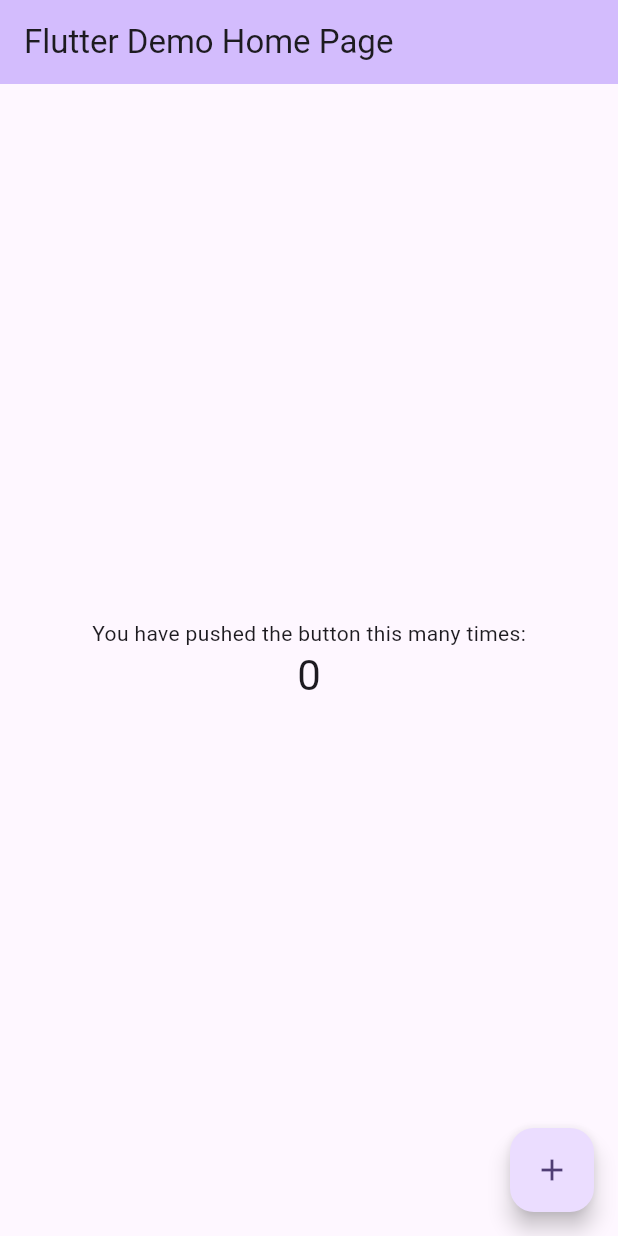
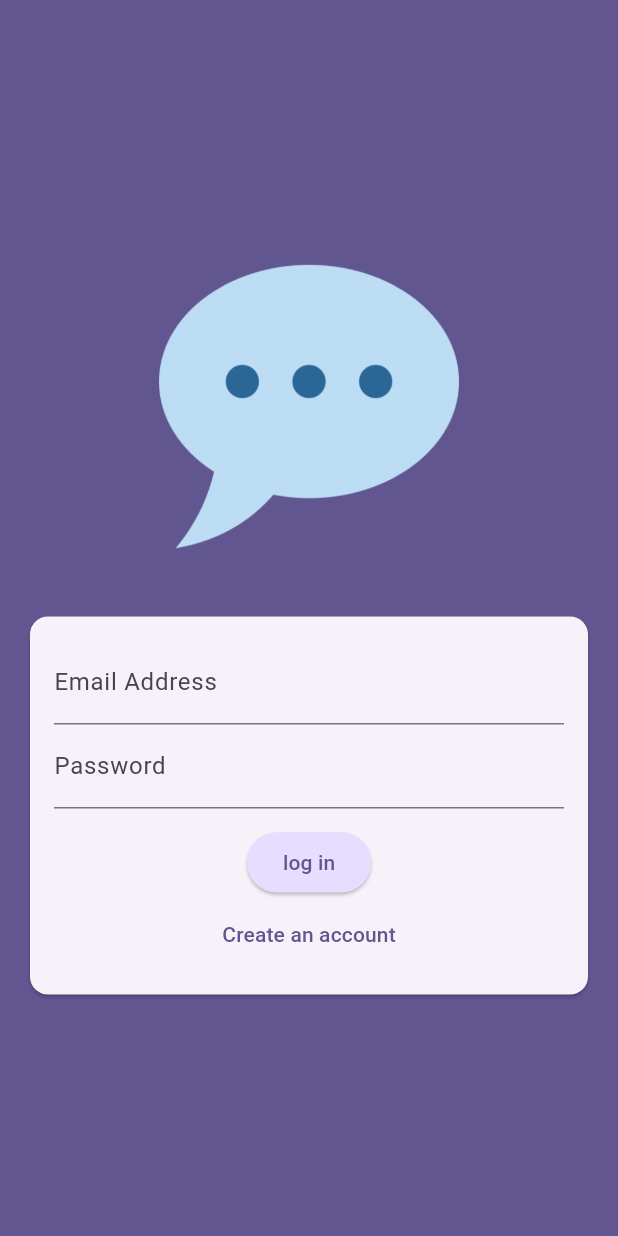
Before and after one commit to Lau2906/FlutterProyects, a Flutter app: the screen it shows after launch, on a phone screen of 412 x 824 dp. Run offline on Flutter 3.47's test engine with Material 3 defaults, Android fonts, the phone set to English and light mode, and no system bars; our stand-ins replace firebase_auth, firebase_core, firebase_storage, image_picker; accounts and stored records are empty.

Commit message:
Autenticación

```diff
--- a/chat_app/lib/main.dart
+++ b/chat_app/lib/main.dart
@@ -1,125 +1,44 @@
+import 'package:chat_app/screens/chat.dart';
+import 'package:chat_app/screens/splash.dart';
+import 'package:firebase_auth/firebase_auth.dart';
 import 'package:flutter/material.dart';
+import 'package:chat_app/screens/auth.dart';
+import 'package:firebase_core/firebase_core.dart';
+import 'firebase_options.dart';
 
-void main() {
-  runApp(const MyApp());
+void main() async {
+  WidgetsFlutterBinding.ensureInitialized();
+  await Firebase.initializeApp(
+    options: DefaultFirebaseOptions.currentPlatform,
+  );
+  runApp(const App());
 }
 
-class MyApp extends StatelessWidget {
-  const MyApp({super.key});
+class App extends StatelessWidget {
+  const App({super.key});
 
-  // This widget is the root of your application.
   @override
   Widget build(BuildContext context) {
     return MaterialApp(
-      title: 'Flutter Demo',
-      theme: ThemeData(
-        // This is the theme of your application.
-        //
-        // TRY THIS: Try running your application with "flutter run". You'll see
-        // the application has a blue toolbar. Then, without quitting the app,
-        // try changing the seedColor in the colorScheme below to Colors.green
-        // and then invoke "hot reload" (save your changes or press the "hot
-        // reload" button in a Flutter-supported IDE, or press "r" if you used
-        // the command line to start the app).
-        //
-        // Notice that the counter didn't reset back to zero; the application
-        // state is not lost during the reload. To reset the state, use hot
-        // restart instead.
-        //
-        // This works for code too, not just values: Most code changes can be
-        // tested with just a hot reload.
-        colorScheme: ColorScheme.fromSeed(seedColor: Colors.deepPurple),
+      title: 'FlutterChat',
+      theme: ThemeData().copyWith(
         useMaterial3: true,
+        colorScheme: ColorScheme.fromSeed(
+            seedColor: const Color.fromARGB(255, 63, 17, 177)),
       ),
-      home: const MyHomePage(title: 'Flutter Demo Home Page'),
+      home: StreamBuilder(
+        stream: FirebaseAuth.instance.authStateChanges(),
+        builder: (ctx, snapshot) {
+          if(snapshot.connectionState == ConnectionState.waiting){
+            return const SplashScreen();
+          }
+
+          if(snapshot.hasData){
+            return const ChatScreen();
+          }
+
+          return const AuthScreen();
+        }),
     );
   }
 }
-
-class MyHomePage extends StatefulWidget {
-  const MyHomePage({super.key, required this.title});
-
-  // This widget is the home page of your application. It is stateful, meaning
-  // that it has a State object (defined below) that contains fields that affect
-  // how it looks.
-
-  // This class is the configuration for the state. It holds the values (in this
-  // case the title) provided by the parent (in this case the App widget) and
-  // used by the build method of the State. Fields in a Widget subclass are
-  // always marked "final".
-
-  final String title;
-
-  @override
-  State<MyHomePage> createState() => _MyHomePageState();
-}
-
-class _MyHomePageState extends State<MyHomePage> {
-  int _counter = 0;
-
-  void _incrementCounter() {
-    setState(() {
-      // This call to setState tells the Flutter framework that something has
-      // changed in this State, which causes it to rerun the build method below
-      // so that the display can reflect the updated values. If we changed
-      // _counter without calling setState(), then the build method would not be
-      // called again, and so nothing would appear to happen.
-      _counter++;
-    });
-  }
-
-  @override
-  Widget build(BuildContext context) {
-    // This method is rerun every time setState is called, for instance as done
-    // by the _incrementCounter method above.
-    //
-    // The Flutter framework has been optimized to make rerunning build methods
-    // fast, so that you can just rebuild anything that needs updating rather
-    // than having to individually change instances of widgets.
-    return Scaffold(
-      appBar: AppBar(
-        // TRY THIS: Try changing the color here to a specific color (to
-        // Colors.amber, perhaps?) and trigger a hot reload to see the AppBar
-        // change color while the other colors stay the same.
-        backgroundColor: Theme.of(context).colorScheme.inversePrimary,
-        // Here we take the value from the MyHomePage object that was created by
-        // the App.build method, and use it to set our appbar title.
-        title: Text(widget.title),
-      ),
-      body: Center(
-        // Center is a layout widget. It takes a single child and positions it
-        // in the middle of the parent.
-        child: Column(
-          // Column is also a layout widget. It takes a list of children and
-          // arranges them vertically. By default, it sizes itself to fit its
-          // children horizontally, and tries to be as tall as its parent.
-          //
-          // Column has various properties to control how it sizes itself and
-          // how it positions its children. Here we use mainAxisAlignment to
-          // center the children vertically; the main axis here is the vertical
-          // axis because Columns are vertical (the cross axis would be
-          // horizontal).
-          //
-          // TRY THIS: Invoke "debug painting" (choose the "Toggle Debug Paint"
-          // action in the IDE, or press "p" in the console), to see the
-          // wireframe for each widget.
-          mainAxisAlignment: MainAxisAlignment.center,
-          children: <Widget>[
-            const Text(
-              'You have pushed the button this many times:',
-            ),
-            Text(
-              '$_counter',
-              style: Theme.of(context).textTheme.headlineMedium,
-            ),
-          ],
-        ),
-      ),
-      floatingActionButton: FloatingActionButton(
-        onPressed: _incrementCounter,
-        tooltip: 'Increment',
-        child: const Icon(Icons.add),
-      ), // This trailing comma makes auto-formatting nicer for build methods.
-    );
-  }
-}
--- /dev/null
+++ b/chat_app/lib/screens/auth.dart
@@ -0,0 +1,178 @@
+import 'dart:io';
+
+import 'package:chat_app/widgets/user_image_picker.dart';
+import 'package:firebase_storage/firebase_storage.dart';
+import 'package:flutter/material.dart';
+import 'package:firebase_auth/firebase_auth.dart';
+
+final _firebase = FirebaseAuth.instance;
+
+class AuthScreen extends StatefulWidget {
+  const AuthScreen({super.key});
+
+  @override
+  State<StatefulWidget> createState() {
+    return _AuthScreenState();
+  }
+}
+
+class _AuthScreenState extends State<AuthScreen> {
+  final _form = GlobalKey<FormState>();
+
+  var _isLogin = true;
+  var _enteredEmail = '';
+  var _enteredPassword = '';
+  File? _selectedImage;
+  var _isAuthenticating = false;
+
+  void _submit() async {
+    final isValid = _form.currentState!.validate();
+
+    if (!isValid) {
+      return;
+    }
+
+    if (!_isLogin && _selectedImage == null) {
+      return;
+    }
+
+    _form.currentState!.save();
+
+    try {
+      setState(() {
+        _isAuthenticating = true;
+      });
+      if (_isLogin) {
+        final userCredentials = await _firebase.signInWithEmailAndPassword(
+            email: _enteredEmail, password: _enteredPassword);
+      } else {
+        final userCredentials = await _firebase.createUserWithEmailAndPassword(
+            email: _enteredEmail, password: _enteredPassword);
+
+        final storageRef = FirebaseStorage.instance
+            .ref()
+            .child('user_images')
+            .child('${userCredentials.user!.uid}.jpg');
+
+        await storageRef.putFile(_selectedImage!);
+        final imageUrl = await storageRef.getDownloadURL();
+        print(imageUrl);
+      }
+    } on FirebaseAuthException catch (error) {
+      if (error.code == 'email-already-in-use') {
+        //Esta puede ser una opción pero tambieeen
+      }
+      ScaffoldMessenger.of(context).clearSnackBars();
+      ScaffoldMessenger.of(context).showSnackBar(
+        SnackBar(
+          content: Text(error.message ?? 'Authentication failed.'),
+        ),
+      );
+      setState(() {
+        _isAuthenticating = false;
+      });
+    }
+  }
+
+  @override
+  Widget build(BuildContext context) {
+    return Scaffold(
+      backgroundColor: Theme.of(context).colorScheme.primary,
+      body: Center(
+        child: SingleChildScrollView(
+          child: Column(
+            mainAxisAlignment: MainAxisAlignment.center,
+            children: [
+              Container(
+                margin: const EdgeInsets.only(
+                    top: 30, bottom: 20, left: 20, right: 20),
+                width: 200,
+                child: Image.asset('assets/images/chat.png'),
+              ),
+              Card(
+                margin: const EdgeInsets.all(20),
+                child: SingleChildScrollView(
+                  child: Padding(
+                    padding: const EdgeInsets.all(16),
+                    child: Form(
+                      key: _form,
+                      child: Column(
+                        mainAxisSize: MainAxisSize.min,
+                        children: [
+                          if (!_isLogin)
+                            UserImagePicker(
+                              onPickImage: (pickedImage) {
+                                _selectedImage = pickedImage;
+                              },
+                            ),
+                          TextFormField(
+                            decoration: const InputDecoration(
+                                labelText: 'Email Address'),
+                            keyboardType: TextInputType.emailAddress,
+                            autocorrect: false,
+                            //Esto se pone si no queremos que la entrada ponga la primera inicial en mayuscula por que puede ser un poco molesto
+                            textCapitalization: TextCapitalization.none,
+                            validator: (value) {
+                              if (value == null ||
+                                  value.trim().isEmpty ||
+                                  !value.contains('@')) {
+                                return 'Please enter a valid email address.';
+                              }
+
+                              return null;
+                            },
+                            onSaved: (value) {
+                              _enteredEmail = value!;
+                            },
+                          ),
+                          TextFormField(
+                            decoration:
+                                const InputDecoration(labelText: 'Password'),
+                            //Oculta la entrada del usuario como la contraseña
+                            obscureText: true,
+                            validator: (value) {
+                              if (value == null || value.trim().length < 6) {
+                                return 'Password mut be at least 6 characters long';
+                              }
+                              return null;
+                            },
+                            onSaved: (value) {
+                              _enteredPassword = value!;
+                            },
+                          ),
+                          const SizedBox(height: 12),
+                          if (_isAuthenticating)
+                            const CircularProgressIndicator(),
+                          if (!_isAuthenticating)
+                            ElevatedButton(
+                              onPressed: _submit,
+                              style: ElevatedButton.styleFrom(
+                                  backgroundColor: Theme.of(context)
+                                      .colorScheme
+                                      .primaryContainer),
+                              child: Text(_isLogin ? 'log in' : 'Sign up'),
+                            ),
+                          if (!_isAuthenticating)
+                            TextButton(
+                              onPressed: () {
+                                setState(() {
+                                  _isLogin = !_isLogin;
+                                });
+                              },
+                              child: Text(_isLogin
+                                  ? 'Create an account'
+                                  : 'I already have an account'),
+                            ),
+                        ],
+                      ),
+                    ),
+                  ),
+                ),
+              ),
+            ],
+          ),
+        ),
+      ),
+    );
+  }
+}
```
Also changed, not shown: chat_app/lib/screens/chat.dart (added, +29 -0 lines), chat_app/lib/screens/splash.dart (added, +19 -0 lines), chat_app/lib/widgets/user_image_picker.dart (added, +55 -0 lines), chat_app/pubspec.yaml (+6 -2 lines), chat_app/assets/images/chat.png (added), chat_app/lib/firebase_options.dart (added), chat_app/pubspec.lock, 8 other files.
